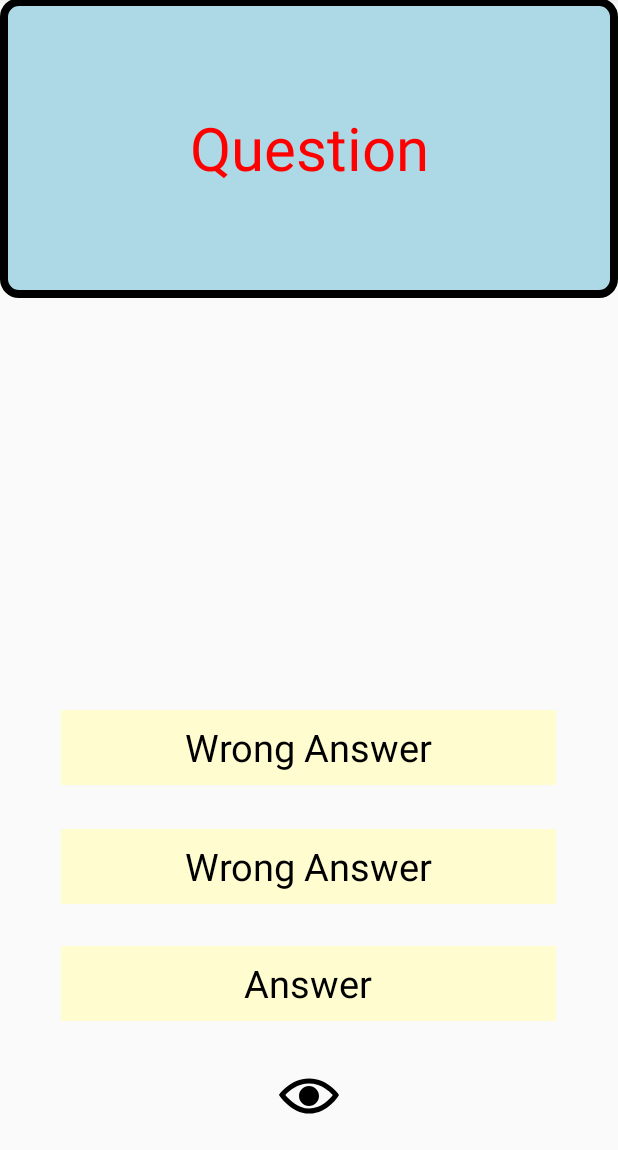
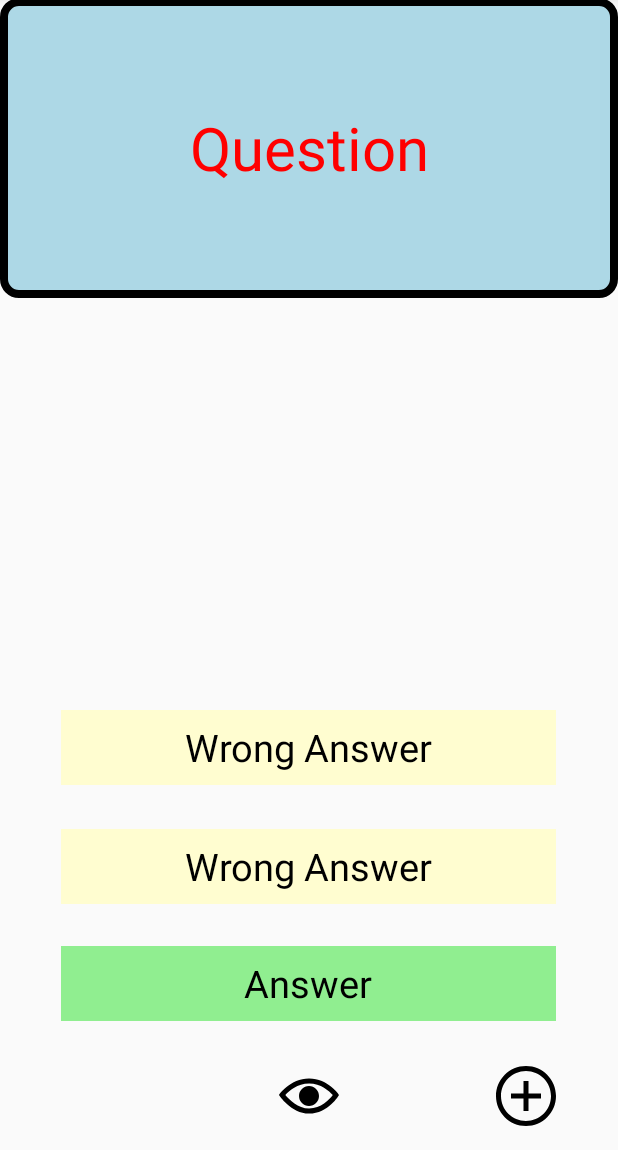
Before and after one commit to AlynMing/AndroidFlashcards, an Android app: the screen it shows after launch (MainActivity), after a tap on "Question", on a phone screen of 412 x 824 dp, the part 86-1236 px from its top. Run offline under Robolectric (Android 15) with nearby library versions, the phone set to English and light mode, and no system bars.

Commit message:
Change quesiton and answer

```diff
--- a/app/src/main/AndroidManifest.xml
+++ b/app/src/main/AndroidManifest.xml
@@ -16,6 +16,7 @@
                 <category android:name="android.intent.category.LAUNCHER" />
             </intent-filter>
         </activity>
+        <activity android:name=".addCardActivity"></activity>
     </application>
 
 </manifest>
--- a/app/src/main/java/com/example/wongy/flashcard/MainActivity.java
+++ b/app/src/main/java/com/example/wongy/flashcard/MainActivity.java
@@ -1,9 +1,11 @@
 package com.example.wongy.flashcard;
 
+import android.content.Intent;
 import android.os.Bundle;
 import android.support.v7.app.AppCompatActivity;
 import android.view.View;
 import android.widget.ImageView;
+import android.widget.TextView;
 
 public class MainActivity extends AppCompatActivity {
 
@@ -20,7 +22,7 @@
             findViewById(R.id.flashcard_question).setVisibility(view.VISIBLE);
             findViewById(R.id.flashcard_answer1).setBackgroundColor(getResources().getColor(R.color.colorCream));
             findViewById(R.id.flashcard_answer2).setBackgroundColor(getResources().getColor(R.color.colorCream));
-            findViewById(R.id.flashcard_answer3).setBackgroundColor(getResources().getColor(R.color.colorCream));
+            findViewById(R.id.flashcard_answer3).setBackgroundColor(getResources().getColor(R.color.colorLightGreen));
         }
     });
 
@@ -74,5 +76,23 @@
         }
     });
 
+    findViewById(R.id.add_activity).setOnClickListener(new View.OnClickListener() {
+        @Override
+        public void onClick(View view) {
+            Intent intent = new Intent(MainActivity.this, addCardActivity.class);
+            MainActivity.this.startActivityForResult(intent,100);
+        }
+    });
+
+    }
+
+    @Override
+    protected void onActivityResult(int requestCode, int resultCode, Intent data) {
+        if (requestCode == 100) { // this 100 needs to match the 100 we used when we called startActivityForResult!
+            String string1 = data.getExtras().getString("String1"); // 'string1' needs to match the key we used when we put the string in the Intent
+            String string2 = data.getExtras().getString("String2");
+            ((TextView)findViewById(R.id.flashcard_question)).setText(string1);
+            ((TextView)findViewById(R.id.flashcard_answer3)).setText(string2);
+        }
     }
 }
--- /dev/null
+++ b/app/src/main/res/drawable/add.xml
@@ -0,0 +1,9 @@
+<vector xmlns:android="http://schemas.android.com/apk/res/android"
+    android:width="24dp"
+    android:height="24dp"
+    android:viewportWidth="24"
+    android:viewportHeight="24">
+  <path
+      android:fillColor="#FF000000"
+      android:pathData="M12,2c5.514,0 10,4.486 10,10s-4.486,10 -10,10 -10,-4.486 -10,-10 4.486,-10 10,-10zM12,0c-6.627,0 -12,5.373 -12,12s5.373,12 12,12 12,-5.373 12,-12 -5.373,-12 -12,-12zM18,13h-5v5h-2v-5h-5v-2h5v-5h2v5h5v2z"/>
+</vector>
--- a/app/src/main/res/layout/activity_main.xml
+++ b/app/src/main/res/layout/activity_main.xml
@@ -66,9 +66,17 @@
         android:id="@+id/toggle_choice_visibility"
         android:layout_width="40dp"
         android:layout_height="40dp"
-        android:layout_alignParentBottom="true"
+        android:layout_alignTop="@+id/add_activity"
         android:layout_centerHorizontal="true"
-        android:layout_marginBottom="16dp"
         android:src="@drawable/ic_eyeo" />
 
+    <ImageView
+        android:id="@+id/add_activity"
+        android:layout_width="40dp"
+        android:layout_height="40dp"
+        android:layout_alignEnd="@+id/flashcard_answer1"
+        android:layout_alignParentBottom="true"
+        android:layout_marginBottom="16dp"
+        android:src="@drawable/add" />
+
 </RelativeLayout>
```
Also changed, not shown: app/src/main/java/com/example/wongy/flashcard/addCardActivity.java (added, +40 -0 lines), app/src/main/res/drawable/save.xml (added, +9 -0 lines), app/src/main/res/drawable/x_mark.xml (added, +9 -0 lines), app/src/main/res/layout/activity_add_card.xml (added, +52 -0 lines).
